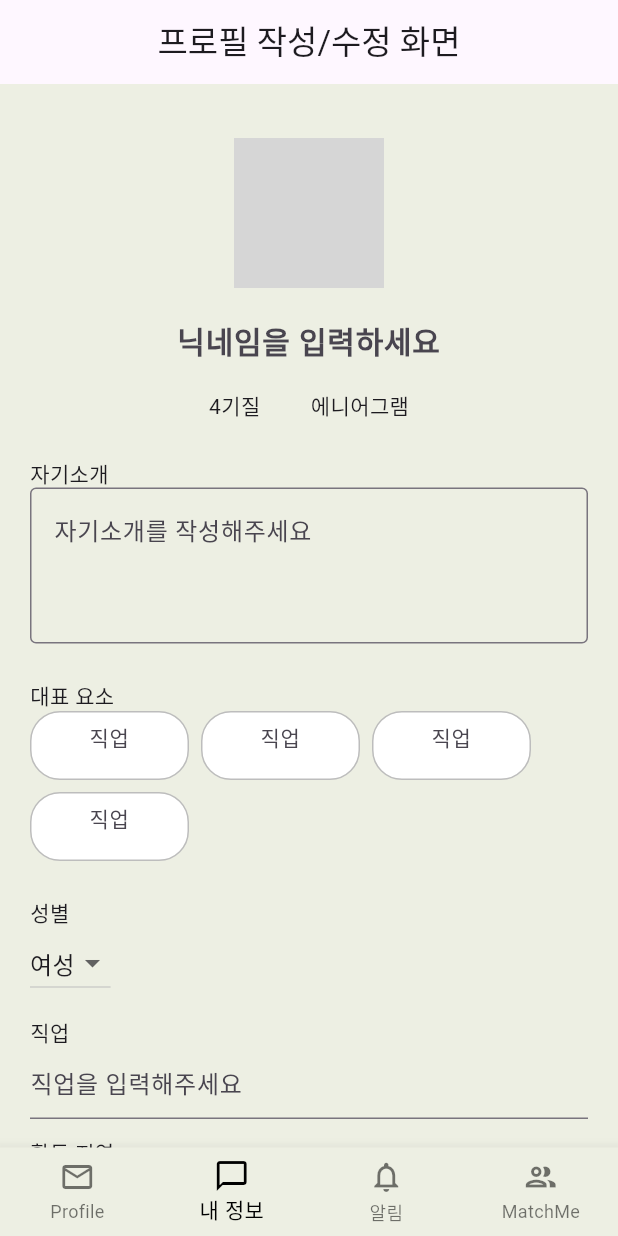
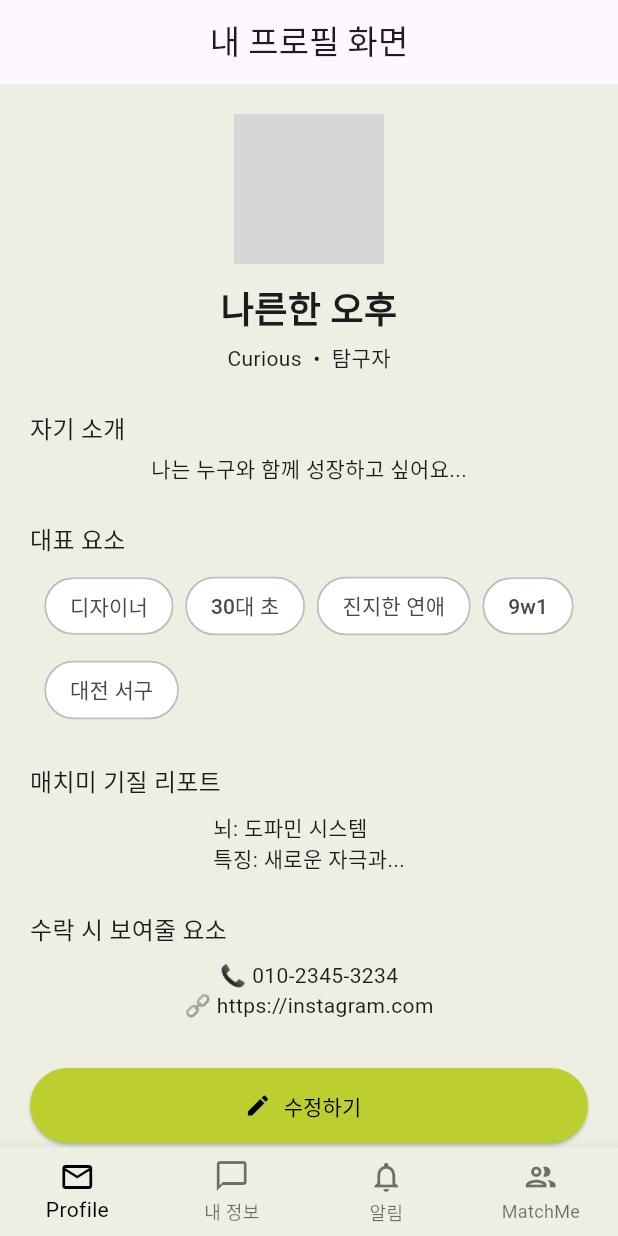
Before and after one commit to ggambopce/MatchMe-FE, a Flutter app: the screen it shows after launch, on a phone screen of 412 x 824 dp. Run offline on Flutter 3.47's test engine with Material 3 defaults, Android fonts, the phone set to English and light mode, and no system bars; accounts and stored records are empty; network calls fail; Roboto replaces fonts that are missing (RoadRage); grey boxes are pictures that could not be loaded.

Commit message:
✨ 내 프로필 조회 UI

```diff
--- a/lib/main.dart
+++ b/lib/main.dart
@@ -1,12 +1,17 @@
 import 'package:flutter/material.dart';
 import 'package:matchme_fe/providers/profile_provider.dart';
+import 'package:matchme_fe/providers/profile_view_provider.dart';
 import 'package:provider/provider.dart';
 import 'screens/profile_edit_screen.dart';
+import 'screens/profile_view_screens.dart';
 
 void main() {
   runApp(
-    ChangeNotifierProvider(
-      create: (_) => ProfileProvider(),
+    MultiProvider(
+      providers: [
+        ChangeNotifierProvider(create: (_) => ProfileProvider()),
+        ChangeNotifierProvider(create: (_) => ProfileViewProvider()),
+      ],
       child: const MatchMeApp(),
     ),
   );
@@ -25,7 +30,7 @@ class MatchMeApp extends StatelessWidget {
         scaffoldBackgroundColor: const Color(0xFFEDEFE3), // 배경색
         fontFamily: 'RoadRage',
       ),
-      home: const ProfileEditScreen(),
+      home: const ProfileViewScreen(),
       //const SplashScreen(),
     );
   }
--- /dev/null
+++ b/lib/providers/profile_view_provider.dart
@@ -0,0 +1,108 @@
+import 'package:flutter/material.dart';
+
+// 모델 정의
+class UserProfile {
+  final int profileId;
+  final String nickname;
+  final String temperament;
+  final String enneagram;
+  final String introduction;
+  final String age;
+  final String job;
+  final String profileImageUrl;
+  final String location;
+  final String wing;
+  final String relationshipIntent;
+  final String temperamentReport;
+  final String userName;
+  final String phoneNumber;
+  final String snsUrl;
+
+  UserProfile({
+    required this.profileId,
+    required this.nickname,
+    required this.temperament,
+    required this.enneagram,
+    required this.introduction,
+    required this.age,
+    required this.job,
+    required this.profileImageUrl,
+    required this.location,
+    required this.wing,
+    required this.relationshipIntent,
+    required this.temperamentReport,
+    required this.userName,
+    required this.phoneNumber,
+    required this.snsUrl,
+  });
+
+  factory UserProfile.fromJson(Map<String, dynamic> json) {
+    return UserProfile(
+      profileId: json['profile_id'],
+      nickname: json['nickname'],
+      temperament: json['temperament'],
+      enneagram: json['enneagram'],
+      introduction: json['introduction'],
+      age: json['age'],
+      job: json['job'],
+      profileImageUrl: json['profile_image_url'],
+      location: json['location'],
+      wing: json['wing'],
+      relationshipIntent: json['relationship_intent'],
+      temperamentReport: json['temperament_report'],
+      userName: json['user_name'] ?? '',
+      phoneNumber: json['phone_number'] ?? '',
+      snsUrl: json['sns_url'] ?? '',
+    );
+  }
+}
+
+// 프로필 조회용 Provider
+class ProfileViewProvider extends ChangeNotifier {
+  UserProfile? _profile;
+
+  bool get isLoaded => _profile != null;
+  UserProfile get profile => _profile!;
+
+  List<String> get tags {
+    if (_profile == null) return [];
+    return [
+      _profile!.job,
+      _profile!.age,
+      _profile!.relationshipIntent,
+      _profile!.wing,
+      _profile!.location,
+    ];
+  }
+
+  // 실제에선 dio or http 통신
+  Future<void> fetchProfile(int userId) async {
+    try {
+      // 임시 mock json 데이터
+      final mockJson = {
+        "profile_id": 1,
+        "nickname": "나른한 오후",
+        "temperament": "Curious",
+        "enneagram": "탐구자",
+        "introduction": "나는 누구와 함께 성장하고 싶어요...",
+        "age": "30대 초",
+        "job": "디자이너",
+        "profile_image_url": "https://i.pravatar.cc/150?img=3",
+        "location": "대전 서구",
+        "wing": "9w1",
+        "relationship_intent": "진지한 연애",
+        "temperament_report": "뇌: 도파민 시스템\n특징: 새로운 자극과...",
+        "user_name": "이나영",
+        "phone_number": "010-2345-3234",
+        "sns_url": "https://instagram.com",
+      };
+
+      await Future.delayed(const Duration(seconds: 1)); // 네트워크 대기 흉내
+      _profile = UserProfile.fromJson(mockJson);
+      notifyListeners();
+    } catch (e) {
+      print('프로필 조회 실패: $e');
+      rethrow;
+    }
+  }
+}
--- a/lib/screens/profile_edit_screen.dart
+++ b/lib/screens/profile_edit_screen.dart
@@ -91,7 +91,7 @@ class ProfileEditScreen extends StatelessWidget {
                       controller: provider.tagControllers[index],
                       textAlign: TextAlign.center,
                       decoration: const InputDecoration(
-                        hintText: '직업',
+                        hintText: '입력',
                         border: InputBorder.none,
                         isCollapsed: true,
                         contentPadding: EdgeInsets.zero,
--- a/lib/screens/profile_view_screens.dart
+++ b/lib/screens/profile_view_screens.dart
@@ -0,0 +1,172 @@
+import 'package:flutter/material.dart';
+import 'package:matchme_fe/providers/profile_view_provider.dart';
+import 'package:provider/provider.dart';
+
+class ProfileViewScreen extends StatefulWidget {
+  const ProfileViewScreen({super.key});
+
+  @override
+  State<ProfileViewScreen> createState() => _ProfileViewScreenState();
+}
+
+class _ProfileViewScreenState extends State<ProfileViewScreen> {
+  @override
+  void initState() {
+    super.initState();
+    WidgetsBinding.instance.addPostFrameCallback((_) {
+      Provider.of<ProfileViewProvider>(context, listen: false).fetchProfile(1);
+    });
+  }
+
+  @override
+  Widget build(BuildContext context) {
+    final provider = Provider.of<ProfileViewProvider>(context);
+
+    if (!provider.isLoaded) {
+      return const Scaffold(body: Center(child: CircularProgressIndicator()));
+    }
+
+    final profile = provider.profile;
+
+    return Scaffold(
+      appBar: AppBar(title: const Text('내 프로필 화면'), centerTitle: true),
+      body: SingleChildScrollView(
+        padding: const EdgeInsets.all(20),
+        child: Column(
+          children: [
+            // 프로필 사진
+            CircleAvatar(
+              radius: 50,
+              backgroundImage: NetworkImage(profile.profileImageUrl),
+              onBackgroundImageError: (_, __) => debugPrint('이미지 로딩 실패'),
+              child: profile.profileImageUrl.isEmpty
+                  ? const Icon(Icons.person)
+                  : null,
+            ),
+            const SizedBox(height: 12),
+
+            // 닉네임 + 기질 + 애니어그램
+            Text(
+              profile.nickname,
+              style: const TextStyle(fontSize: 24, fontWeight: FontWeight.bold),
+            ),
+            const SizedBox(height: 4),
+            Text('${profile.temperament}  •  ${profile.enneagram}'),
+
+            const SizedBox(height: 24),
+
+            // 자기 소개
+            Align(
+              alignment: Alignment.centerLeft,
+              child: Text(
+                '자기 소개',
+                style: Theme.of(context).textTheme.titleMedium,
+              ),
+            ),
+            const SizedBox(height: 4),
+            Text(profile.introduction),
+
+            const SizedBox(height: 24),
+
+            // 대표 요소
+            Align(
+              alignment: Alignment.centerLeft,
+              child: Text(
+                '대표 요소',
+                style: Theme.of(context).textTheme.titleMedium,
+              ),
+            ),
+            const SizedBox(height: 8),
+            Wrap(
+              spacing: 8,
+              runSpacing: 8,
+              children: provider.tags
+                  .map(
+                    (tag) => Chip(
+                      label: Text(tag),
+                      backgroundColor: Colors.white,
+                      shape: StadiumBorder(
+                        side: BorderSide(color: Colors.grey.shade400),
+                      ),
+                    ),
+                  )
+                  .toList(),
+            ),
+
+            const SizedBox(height: 24),
+
+            // 기질 리포트
+            Align(
+              alignment: Alignment.centerLeft,
+              child: Text(
+                '매치미 기질 리포트',
+                style: Theme.of(context).textTheme.titleMedium,
+              ),
+            ),
+            const SizedBox(height: 8),
+            Text(profile.temperamentReport),
+
+            const SizedBox(height: 24),
+
+            // 수락 시 보여줄 요소
+            Align(
+              alignment: Alignment.centerLeft,
+              child: Text(
+                '수락 시 보여줄 요소',
+                style: Theme.of(context).textTheme.titleMedium,
+              ),
+            ),
+            const SizedBox(height: 8),
+            if (profile.phoneNumber.isNotEmpty)
+              Text('📞 ${profile.phoneNumber}'),
+            if (profile.snsUrl.isNotEmpty) Text('🔗 ${profile.snsUrl}'),
+
+            const SizedBox(height: 32),
+
+            // 수정하기 버튼
+            ElevatedButton.icon(
+              onPressed: () {
+                Navigator.pushNamed(context, '/profile/edit');
+              },
+              icon: const Icon(Icons.edit),
+              label: const Text('수정하기'),
+              style: ElevatedButton.styleFrom(
+                backgroundColor: const Color(0xFFBCCF2E),
+                foregroundColor: Colors.black,
+                minimumSize: const Size(double.infinity, 50),
+              ),
+            ),
+          ],
+        ),
+      ),
+      bottomNavigationBar: BottomNavigationBar(
+        type: BottomNavigationBarType.fixed,
+        selectedItemColor: Colors.black,
+        unselectedItemColor: Colors.black54,
+        backgroundColor: const Color(0xFFEDEFE3),
+        currentIndex: 0,
+        onTap: (index) {
+          // 탭 이동 로직 작성
+        },
+        items: const [
+          BottomNavigationBarItem(
+            icon: Icon(Icons.mail_outline),
+            label: 'Profile',
+          ),
+          BottomNavigationBarItem(
+            icon: Icon(Icons.chat_bubble_outline),
+            label: '내 정보',
+          ),
+          BottomNavigationBarItem(
+            icon: Icon(Icons.notifications_none),
+            label: '알림',
+          ),
+          BottomNavigationBarItem(
+            icon: Icon(Icons.group_outlined),
+            label: 'MatchMe',
+          ),
+        ],
+      ),
+    );
+  }
+}
```
